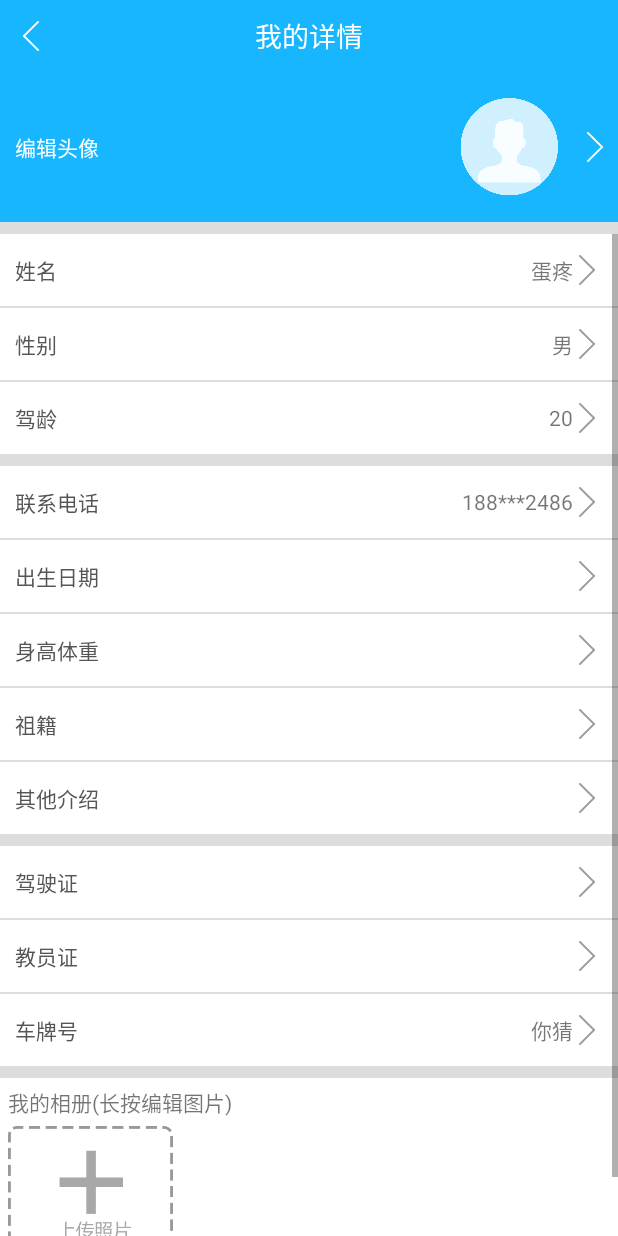
After one commit to duhualong/Learncar, an Android app: the DetailActivity screen opened directly, with no data from a screen before it, on a phone screen of 412 x 824 dp. The commit adds this screen. Run offline under Robolectric (Android 15) with nearby library versions, the phone set to English and light mode, and no system bars.

Commit message:
界面初始化

```diff
--- a/app/src/main/AndroidManifest.xml
+++ b/app/src/main/AndroidManifest.xml
@@ -17,6 +17,7 @@
         </activity>
         <activity android:name=".TraineeActivity"/>
         <activity android:name=".MyActivity"/>
+        <activity android:name=".activity.DetailActivity"/>
     </application>
 
 </manifest>
--- a/app/src/main/java/lala/com/learncar/MyActivity.java
+++ b/app/src/main/java/lala/com/learncar/MyActivity.java
@@ -10,6 +10,8 @@ import android.widget.ImageView;
 import android.widget.LinearLayout;
 import android.widget.RelativeLayout;
 import android.widget.TextView;
+
+import lala.com.learncar.activity.DetailActivity;
 
 public class MyActivity extends Activity{
     private LinearLayout home;
@@ -57,5 +59,12 @@ public class MyActivity extends Activity{
         tv_my.setTextColor(ContextCompat.getColor(this, R.color.colorPrimaryDark));
         iv_my.setImageResource(R.drawable.my_blue);
         RelativeLayout rl_detail_my= (RelativeLayout) findViewById(R.id.rl_detail_my);
+        rl_detail_my.setOnClickListener(new View.OnClickListener() {
+            @Override
+            public void onClick(View v) {
+                startActivity(new Intent(MyActivity.this, DetailActivity.class));
+
+            }
+        });
     }
 }
--- /dev/null
+++ b/app/src/main/java/lala/com/learncar/activity/DetailActivity.java
@@ -0,0 +1,35 @@
+package lala.com.learncar.activity;
+
+
+import android.app.Activity;
+import android.content.Intent;
+import android.os.Bundle;
+import android.view.View;
+import android.widget.ImageView;
+
+import lala.com.learncar.MyActivity;
+import lala.com.learncar.R;
+
+public class DetailActivity extends Activity {
+
+    private ImageView back_left_white;
+
+    @Override
+    protected void onCreate(Bundle savedInstanceState) {
+        super.onCreate(savedInstanceState);
+        setContentView(R.layout.activity_my_detail);
+        initUI();
+    }
+
+    private void initUI() {
+        back_left_white = (ImageView) findViewById(R.id.back_left_white);
+        back_left_white.setOnClickListener(new View.OnClickListener() {
+            @Override
+            public void onClick(View v) {
+                startActivity(new Intent(DetailActivity.this, MyActivity.class));
+            }
+        });
+
+
+    }
+}
--- /dev/null
+++ b/app/src/main/res/layout/activity_my_detail.xml
@@ -0,0 +1,429 @@
+<?xml version="1.0" encoding="utf-8"?>
+<LinearLayout xmlns:android="http://schemas.android.com/apk/res/android"
+    android:layout_width="match_parent"
+    android:layout_height="match_parent"
+    android:background="#ddd"
+    android:orientation="vertical">
+    <RelativeLayout
+        android:layout_width="match_parent"
+        android:layout_height="48dp"
+        android:background="@color/colorPrimaryDark"
+        >
+        <ImageView
+            android:id="@id/back_left_white"
+            android:layout_width="wrap_content"
+            android:layout_height="wrap_content"
+            android:layout_centerVertical="true"
+            android:layout_marginStart="15dp"
+            android:src="@drawable/back_left_white"/>
+        <TextView
+            android:layout_width="wrap_content"
+            android:layout_height="wrap_content"
+           android:textColor="#fff"
+            android:textSize="18sp"
+            android:layout_centerInParent="true"
+            android:text="@string/my_detail"/>
+
+
+    </RelativeLayout>
+    <RelativeLayout
+        android:id="@id/rl_edit_head_photo"
+        android:layout_width="match_parent"
+        android:layout_height="100dp"
+        android:background="@color/colorPrimaryDark">
+        <TextView
+            android:layout_width="wrap_content"
+            android:layout_height="wrap_content"
+            android:textColor="#fff"
+            android:textSize="14sp"
+            android:layout_centerVertical="true"
+            android:layout_marginStart="10dp"
+            android:text="@string/edit_head_photo"/>
+        <ImageView
+            android:id="@id/head_portrait"
+            android:layout_alignParentEnd="true"
+            android:layout_width="65dp"
+            android:layout_height="65dp"
+            android:layout_marginStart="25dp"
+            android:layout_marginEnd="40dp"
+            android:layout_centerVertical="true"
+            android:src="@drawable/head_portrait"/>
+        <ImageView
+            android:layout_width="wrap_content"
+            android:layout_height="wrap_content"
+            android:src="@drawable/back_right_white"
+            android:layout_marginEnd="10dp"
+            android:layout_alignParentEnd="true"
+            android:layout_centerVertical="true"/>
+
+    </RelativeLayout>
+<ScrollView
+    android:layout_width="match_parent"
+    android:layout_height="match_parent"
+    android:layout_marginTop="8dp"
+   >
+    <LinearLayout
+        android:layout_width="match_parent"
+        android:layout_height="wrap_content"
+        android:orientation="vertical">
+        <RelativeLayout
+            android:id="@id/rl_name_detail"
+            android:layout_width="match_parent"
+            android:background="#fff"
+            android:layout_height="48dp">
+            <TextView
+                android:layout_width="wrap_content"
+                android:layout_height="wrap_content"
+                android:textColor="#555"
+                android:textSize="14sp"
+                android:layout_marginStart="10dp"
+                android:layout_centerVertical="true"
+                android:text="@string/name_detail"/>
+            <TextView
+                android:id="@id/name_register_detail"
+                android:layout_width="wrap_content"
+                android:layout_height="wrap_content"
+                android:layout_alignParentEnd="true"
+                android:layout_marginEnd="30dp"
+                android:layout_centerVertical="true"
+                android:text="@string/name_register"/>
+            <ImageView
+                android:layout_width="wrap_content"
+                android:layout_height="wrap_content"
+                android:layout_alignParentEnd="true"
+                android:layout_marginEnd="15dp"
+                android:layout_centerVertical="true"
+                android:src="@drawable/back_right_black"/>
+
+        </RelativeLayout>
+        <RelativeLayout
+            android:id="@id/rl_sex_detail"
+            android:layout_width="match_parent"
+            android:background="#fff"
+            android:layout_marginTop="1dp"
+            android:layout_height="48dp">
+            <TextView
+                android:layout_width="wrap_content"
+                android:layout_height="wrap_content"
+                android:textColor="#555"
+                android:textSize="14sp"
+                android:layout_marginStart="10dp"
+                android:layout_centerVertical="true"
+                android:text="@string/sex_detail"/>
+            <TextView
+                android:id="@id/sex_register_detail"
+                android:layout_width="wrap_content"
+                android:layout_height="wrap_content"
+                android:layout_alignParentEnd="true"
+                android:layout_marginEnd="30dp"
+                android:layout_centerVertical="true"
+                android:text="@string/sex"/>
+            <ImageView
+                android:layout_width="wrap_content"
+                android:layout_height="wrap_content"
+                android:layout_alignParentEnd="true"
+                android:layout_marginEnd="15dp"
+                android:layout_centerVertical="true"
+                android:src="@drawable/back_right_black"/>
+        </RelativeLayout>
+        <RelativeLayout
+            android:id="@id/rl_drive_age_detail"
+            android:layout_width="match_parent"
+            android:background="#fff"
+            android:layout_marginTop="1dp"
+            android:layout_height="48dp">
+            <TextView
+                android:layout_width="wrap_content"
+                android:layout_height="wrap_content"
+                android:textColor="#555"
+                android:textSize="14sp"
+                android:layout_marginStart="10dp"
+                android:layout_centerVertical="true"
+                android:text="@string/drive_age"/>
+            <TextView
+                android:id="@id/drive_register_detail"
+                android:layout_width="wrap_content"
+                android:layout_height="wrap_content"
+                android:layout_alignParentEnd="true"
+                android:layout_marginEnd="30dp"
+                android:layout_centerVertical="true"
+                android:text="@string/drive_age_number"/>
+            <ImageView
+                android:layout_width="wrap_content"
+                android:layout_height="wrap_content"
+                android:layout_alignParentEnd="true"
+                android:layout_marginEnd="15dp"
+                android:layout_centerVertical="true"
+                android:src="@drawable/back_right_black"/>
+        </RelativeLayout>
+        <RelativeLayout
+        android:id="@id/rl_contact_phone_detail"
+        android:layout_width="match_parent"
+        android:background="#fff"
+        android:layout_marginTop="8dp"
+        android:layout_height="48dp">
+        <TextView
+            android:layout_width="wrap_content"
+            android:layout_height="wrap_content"
+            android:textColor="#555"
+            android:textSize="14sp"
+            android:layout_marginStart="10dp"
+            android:layout_centerVertical="true"
+            android:text="@string/contact_phone"/>
+        <TextView
+            android:id="@id/contact_phone_register_detail"
+            android:layout_width="wrap_content"
+            android:layout_height="wrap_content"
+            android:layout_alignParentEnd="true"
+            android:layout_marginEnd="30dp"
+            android:layout_centerVertical="true"
+            android:text="@string/phone_contact"/>
+        <ImageView
+            android:layout_width="wrap_content"
+            android:layout_height="wrap_content"
+            android:layout_alignParentEnd="true"
+            android:layout_marginEnd="15dp"
+            android:layout_centerVertical="true"
+            android:src="@drawable/back_right_black"/>
+    </RelativeLayout>
+        <RelativeLayout
+            android:id="@id/rl_contact_phone_detail"
+            android:layout_width="match_parent"
+            android:background="#fff"
+            android:layout_marginTop="1dp"
+            android:layout_height="48dp">
+            <TextView
+                android:layout_width="wrap_content"
+                android:layout_height="wrap_content"
+                android:textColor="#555"
+                android:textSize="14sp"
+                android:layout_marginStart="10dp"
+                android:layout_centerVertical="true"
+                android:text="@string/birth_date"/>
+            <TextView
+                android:id="@id/birth_date_register_detail"
+                android:layout_width="wrap_content"
+                android:layout_height="wrap_content"
+                android:layout_alignParentEnd="true"
+                android:layout_marginEnd="30dp"
+                android:layout_centerVertical="true"
+                android:text=""/>
+            <ImageView
+                android:layout_width="wrap_content"
+                android:layout_height="wrap_content"
+                android:layout_alignParentEnd="true"
+                android:layout_marginEnd="15dp"
+                android:layout_centerVertical="true"
+                android:src="@drawable/back_right_black"/>
+        </RelativeLayout>
+        <RelativeLayout
+            android:id="@id/rl_height_weight_detail"
+            android:layout_width="match_parent"
+            android:background="#fff"
+            android:layout_marginTop="1dp"
+            android:layout_height="48dp">
+            <TextView
+                android:layout_width="wrap_content"
+                android:layout_height="wrap_content"
+                android:textColor="#555"
+                android:textSize="14sp"
+                android:layout_marginStart="10dp"
+                android:layout_centerVertical="true"
+                android:text="@string/height_weight"/>
+            <TextView
+                android:id="@id/height_weight_register_detail"
+                android:layout_width="wrap_content"
+                android:layout_height="wrap_content"
+                android:layout_alignParentEnd="true"
+                android:layout_marginEnd="30dp"
+                android:layout_centerVertical="true"
+                android:text=""/>
+            <ImageView
+                android:layout_width="wrap_content"
+                android:layout_height="wrap_content"
+                android:layout_alignParentEnd="true"
+                android:layout_marginEnd="15dp"
+                android:layout_centerVertical="true"
+                android:src="@drawable/back_right_black"/>
+        </RelativeLayout>
+        <RelativeLayout
+            android:id="@id/rl_ancestral_homeland_detail"
+            android:layout_width="match_parent"
+            android:background="#fff"
+            android:layout_marginTop="1dp"
+            android:layout_height="48dp">
+            <TextView
+                android:layout_width="wrap_content"
+                android:layout_height="wrap_content"
+                android:textColor="#555"
+                android:textSize="14sp"
+                android:layout_marginStart="10dp"
+                android:layout_centerVertical="true"
+                android:text="@string/ancestral_homeland"/>
+            <TextView
+                android:id="@id/ancestral_homeland_register_detail"
+                android:layout_width="wrap_content"
+                android:layout_height="wrap_content"
+                android:layout_alignParentEnd="true"
+                android:layout_marginEnd="30dp"
+                android:layout_centerVertical="true"
+                android:text=""/>
+            <ImageView
+                android:layout_width="wrap_content"
+                android:layout_height="wrap_content"
+                android:layout_alignParentEnd="true"
+                android:layout_marginEnd="15dp"
+                android:layout_centerVertical="true"
+                android:src="@drawable/back_right_black"/>
+        </RelativeLayout>
+        <RelativeLayout
+            android:id="@id/rl_introduction_detail"
+            android:layout_width="match_parent"
+            android:background="#fff"
+            android:layout_marginTop="1dp"
+            android:layout_height="48dp">
+            <TextView
+                android:layout_width="wrap_content"
+                android:layout_height="wrap_content"
+                android:textColor="#555"
+                android:textSize="14sp"
+                android:layout_marginStart="10dp"
+                android:layout_centerVertical="true"
+                android:text="@string/introduction"/>
+            <TextView
+                android:id="@id/introduction_register_detail"
+                android:layout_width="wrap_content"
+                android:layout_height="wrap_content"
+                android:layout_alignParentEnd="true"
+                android:layout_marginEnd="30dp"
+                android:layout_centerVertical="true"
+                android:text=""/>
+            <ImageView
+                android:layout_width="wrap_content"
+                android:layout_height="wrap_content"
+                android:layout_alignParentEnd="true"
+                android:layout_marginEnd="15dp"
+                android:layout_centerVertical="true"
+                android:src="@drawable/back_right_black"/>
+        </RelativeLayout>
+        <RelativeLayout
+            android:id="@id/rl_driving_license_detail"
+            android:layout_width="match_parent"
+            android:background="#fff"
+            android:layout_marginTop="8dp"
+            android:layout_height="48dp">
+            <TextView
+                android:layout_width="wrap_content"
+                android:layout_height="wrap_content"
+                android:textColor="#555"
+                android:textSize="14sp"
+                android:layout_marginStart="10dp"
+                android:layout_centerVertical="true"
+                android:text="@string/driving_license"/>
+            <TextView
+                android:id="@id/driving_license_register_detail"
+                android:layout_width="wrap_content"
+                android:layout_height="wrap_content"
+                android:layout_alignParentEnd="true"
+                android:layout_marginEnd="30dp"
+                android:layout_centerVertical="true"
+                android:text=""/>
+            <ImageView
+                android:layout_width="wrap_content"
+                android:layout_height="wrap_content"
+                android:layout_alignParentEnd="true"
+                android:layout_marginEnd="15dp"
+                android:layout_centerVertical="true"
+                android:src="@drawable/back_right_black"/>
+        </RelativeLayout>
+        <RelativeLayout
+            android:id="@id/rl_teacher_certificate_detail"
+            android:layout_width="match_parent"
+            android:background="#fff"
+            android:layout_marginTop="1dp"
+            android:layout_height="48dp">
+            <TextView
+                android:layout_width="wrap_content"
+                android:layout_height="wrap_content"
+                android:textColor="#555"
+                android:textSize="14sp"
+                android:layout_marginStart="10dp"
+                android:layout_centerVertical="true"
+                android:text="@string/teacher_certificate"/>
+            <TextView
+                android:id="@id/teacher_certificate_register_detail"
+                android:layout_width="wrap_content"
+                android:layout_height="wrap_content"
+                android:layout_alignParentEnd="true"
+                android:layout_marginEnd="30dp"
+                android:layout_centerVertical="true"
+                android:text=""/>
+            <ImageView
+                android:layout_width="wrap_content"
+                android:layout_height="wrap_content"
+                android:layout_alignParentEnd="true"
+                android:layout_marginEnd="15dp"
+                android:layout_centerVertical="true"
+                android:src="@drawable/back_right_black"/>
+        </RelativeLayout>
+        <RelativeLayout
+            android:id="@id/rl_car_license_detail"
+            android:layout_width="match_parent"
+            android:background="#fff"
+            android:layout_marginTop="1dp"
+            android:layout_height="48dp">
+            <TextView
+                android:layout_width="wrap_content"
+                android:layout_height="wrap_content"
+                android:textColor="#555"
+                android:textSize="14sp"
+                android:layout_marginStart="10dp"
+                android:layout_centerVertical="true"
+                android:text="@string/car_license"/>
+            <TextView
+                android:id="@id/car_license_register_detail"
+                android:layout_width="wrap_content"
+                android:layout_height="wrap_content"
+                android:layout_alignParentEnd="true"
+                android:layout_marginEnd="30dp"
+                android:layout_centerVertical="true"
+                android:text="@string/car_license_detail"/>
+            <ImageView
+                android:layout_width="wrap_content"
+                android:layout_height="wrap_content"
+                android:layout_alignParentEnd="true"
+                android:layout_marginEnd="15dp"
+                android:layout_centerVertical="true"
+                android:src="@drawable/back_right_black"/>
+
+
+        </RelativeLayout>
+        <RelativeLayout
+            android:id="@id/rl_my_photo_detail"
+            android:layout_width="match_parent"
+            android:layout_height="match_parent"
+            android:background="#fff"
+            android:layout_marginTop="8dp">
+            <TextView
+                android:id="@id/upload_photo_three"
+                android:layout_width="wrap_content"
+                android:layout_height="wrap_content"
+                android:layout_marginTop="5dp"
+                android:layout_marginStart="5dp"
+                android:text="我的相册(长按编辑图片)"/>
+            <ImageView
+                android:id="@id/iv_photo_upload"
+                android:layout_width="110dp"
+                android:layout_height="110dp"
+                android:layout_marginTop="5dp"
+                android:layout_marginStart="5dp"
+                android:layout_marginBottom="5dp"
+                android:layout_below="@id/upload_photo_three"
+                android:src="@drawable/upload_photo"/>
+
+        </RelativeLayout>
+    </LinearLayout>
+
+</ScrollView>
+
+</LinearLayout>
--- a/app/src/main/res/values/ids.xml
+++ b/app/src/main/res/values/ids.xml
@@ -40,5 +40,31 @@
     <item name="rl_advice_feedback" type="id"/>
     <item name="rl_customer_care" type="id"/>
     <item name="bt_my" type="id"/>
+    <item name="back_left_white" type="id"/>
+    <item name="rl_edit_head_photo" type="id"/>
+    <item name="rl_name_detail" type="id"/>
+    <item name="name_register_detail" type="id"/>
+    <item name="rl_sex_detail" type="id"/>
+    <item name="sex_register_detail" type="id"/>
+    <item name="rl_drive_age_detail" type="id"/>
+    <item name="drive_register_detail" type="id"/>
+    <item name="rl_contact_phone_detail" type="id"/>
+    <item name="contact_phone_register_detail" type="id"/>
+    <item name="birth_date_register_detail" type="id"/>
+    <item name="rl_height_weight_detail" type="id"/>
+    <item name="height_weight_register_detail" type="id"/>
+    <item name="rl_ancestral_homeland_detail" type="id"/>
+    <item name="ancestral_homeland_register_detail" type="id"/>
+    <item name="rl_introduction_detail" type="id"/>
+    <item name="introduction_register_detail" type="id"/>
+    <item name="rl_driving_license_detail" type="id"/>
+    <item name="driving_license_register_detail" type="id"/>
+    <item name="rl_teacher_certificate_detail" type="id"/>
+    <item name="teacher_certificate_register_detail" type="id"/>
+    <item name="rl_car_license_detail" type="id"/>
+    <item name="car_license_register_detail" type="id"/>
+    <item name="rl_my_photo_detail" type="id"/>
+    <item name="upload_photo_three" type="id"/>
+    <item name="iv_photo_upload" type="id"/>
 
 </resources>
--- a/app/src/main/res/values/strings.xml
+++ b/app/src/main/res/values/strings.xml
@@ -19,4 +19,21 @@
     <string name="customer_care">客服热线</string>
     <string name="number_customer_care">4008-090-525</string>
     <string name="look_through">正在审核中...</string>
+    <string name="edit_head_photo">编辑头像</string>
+    <string name="name_detail">姓名</string>
+    <string name="name_register">蛋疼</string>
+    <string name="sex_detail">性别</string>
+    <string name="sex">男</string>
+    <string name="drive_age">驾龄</string>
+    <string name="contact_phone">联系电话</string>
+    <string name="phone_contact">188***2486</string>
+    <string name="drive_age_number">20</string>
+    <string name="birth_date">出生日期</string>
+    <string name="height_weight">身高体重</string>
+    <string name="ancestral_homeland">祖籍</string>
+    <string name="introduction">其他介绍</string>
+    <string name="driving_license">驾驶证</string>
+    <string name="teacher_certificate">教员证</string>
+    <string name="car_license">车牌号</string>
+    <string name="car_license_detail">你猜</string>
 </resources>
```
Also changed, not shown: app/src/main/res/drawable-hdpi/back_left_white.png (added), app/src/main/res/drawable-hdpi/back_right_white.png (added), app/src/main/res/drawable-xhdpi/upload_photo.png (added).
